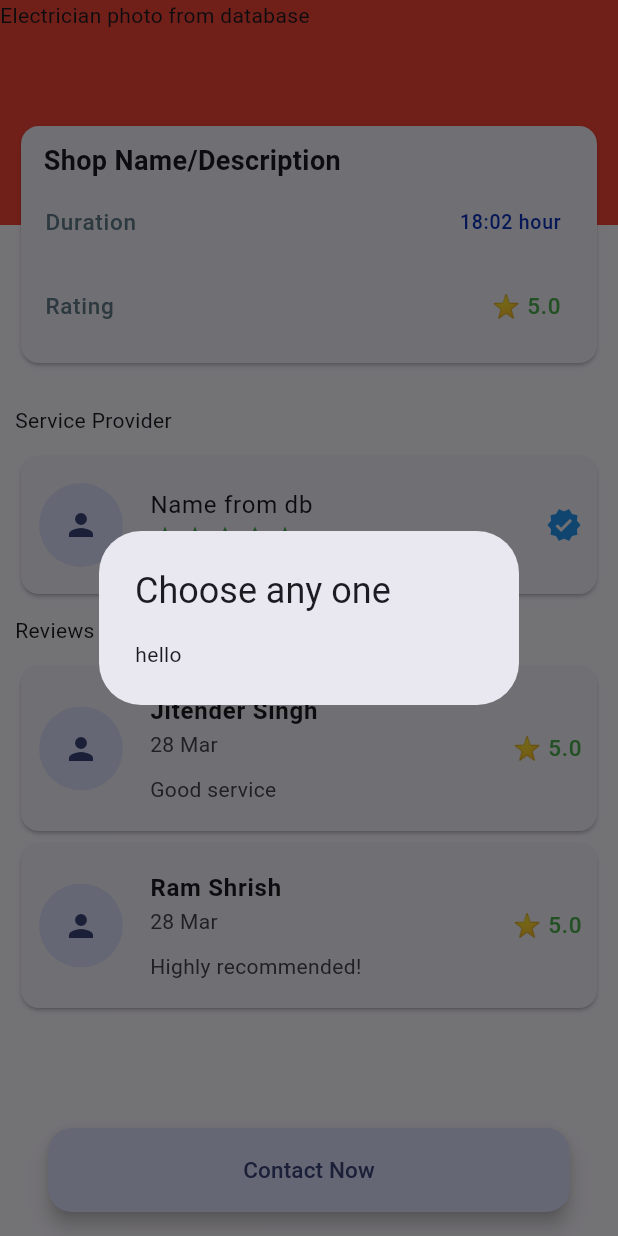
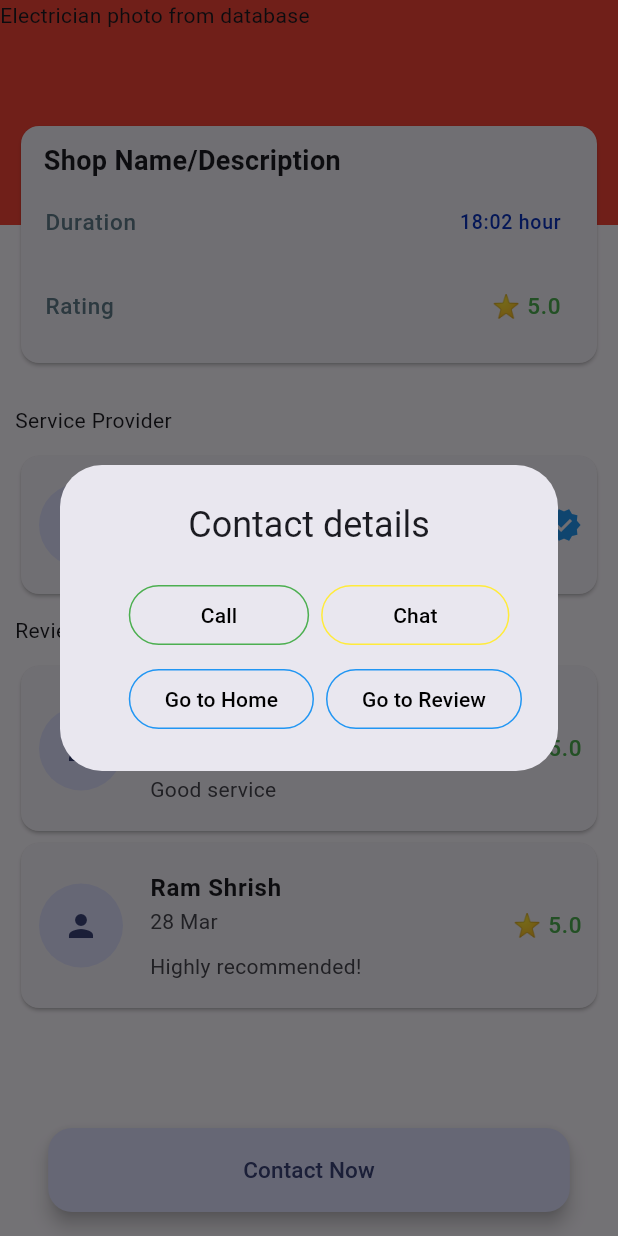
Before and after one commit to Rahullkumr/Fixitwala, a Flutter app: the ElectricianDetailsPage screen opened directly, after a tap on "Contact Now", on a phone screen of 412 x 824 dp. Run offline on Flutter 3.47's test engine with Material 3 defaults, Android fonts, the phone set to English and light mode, and no system bars.

Commit message:
fix: appname; add:multiple pages

```diff
--- a/lib/service/electrician_details.dart
+++ b/lib/service/electrician_details.dart
@@ -1,3 +1,6 @@
+import 'package:url_launcher/url_launcher.dart';
+import 'package:fixitwala/customer/chat.dart';
+import 'package:fixitwala/review.dart';
 import 'package:flutter/material.dart';
 import 'package:intl/intl.dart';
 
@@ -5,6 +8,7 @@ class ElectricianDetailsPage extends StatelessWidget {
   ElectricianDetailsPage({super.key});
 
   //TODO: Replace with actual data from db
+  final String mobNo = "+919798567891";
   final List<String> names = [
     'Jitender Singh',
     'Ram Shrish',
@@ -105,8 +109,8 @@ class ElectricianDetailsPage extends StatelessWidget {
                                           fontWeight: FontWeight.bold),
                                     ),
                                     subtitle: Column(
-                                      crossAxisAlignment: CrossAxisAlignment
-                                          .start,
+                                      crossAxisAlignment:
+                                          CrossAxisAlignment.start,
                                       children: [
                                         Text(
                                           // TODO: date from database
@@ -190,13 +194,90 @@ class ElectricianDetailsPage extends StatelessWidget {
         ),
         floatingActionButton: FloatingActionButton.extended(
           onPressed: () {
-            //TODO: opens up a dialog having 4 options
+            //TODO: get all data from db
             showDialog(
               context: context,
               builder: (BuildContext context) {
-                return const AlertDialog(
-                  title: Text('Choose any one'),
-                  content: Text("hello"),
+                return AlertDialog(
+                  title: const Center(child: Text('Contact details')),
+                  actions: [
+                    Wrap(
+                      spacing: 8.0, // Horizontal spacing between buttons
+                      runSpacing: 8.0, // Vertical spacing between buttons
+                      children: [
+                        OutlinedButton(
+                          onPressed: () {
+                            // Handle Call button press
+                            // Launch the dialer app with the phone number
+                            launchUrl(Uri.parse('tel:$mobNo'));
+                          },
+                          style: OutlinedButton.styleFrom(
+                            side: const BorderSide(color: Colors.green),
+                          ),
+                          child: const Padding(
+                            padding: EdgeInsets.symmetric(horizontal: 24),
+                            child: Text(
+                              'Call',
+                              style: TextStyle(color: Colors.black),
+                            ),
+                          ),
+                        ),
+                        OutlinedButton(
+                          onPressed: () {
+                            // Handle Chat button press
+                            Navigator.push(
+                              context,
+                              MaterialPageRoute(builder: (context) {
+                                return const ChatPage();
+                              }),
+                            );
+                          },
+                          style: OutlinedButton.styleFrom(
+                            side: const BorderSide(color: Colors.yellow),
+                          ),
+                          child: const Padding(
+                            padding: EdgeInsets.symmetric(horizontal: 24),
+                            child: Text(
+                              'Chat',
+                              style: TextStyle(color: Colors.black),
+                            ),
+                          ),
+                        ),
+                        OutlinedButton(
+                          onPressed: () {
+                            // Handle Go to Home button press
+                            Navigator.popUntil(
+                                context, (route) => route.isFirst);
+                          },
+                          style: OutlinedButton.styleFrom(
+                            side: const BorderSide(color: Colors.blue),
+                          ),
+                          child: const Text(
+                            'Go to Home',
+                            style: TextStyle(color: Colors.black),
+                          ),
+                        ),
+                        OutlinedButton(
+                          onPressed: () {
+                            // Handle Go to Review button press
+                            Navigator.push(
+                              context,
+                              MaterialPageRoute(builder: (context) {
+                                return const GiveReview();
+                              }),
+                            );
+                          },
+                          style: OutlinedButton.styleFrom(
+                            side: const BorderSide(color: Colors.blue),
+                          ),
+                          child: const Text(
+                            'Go to Review',
+                            style: TextStyle(color: Colors.black),
+                          ),
+                        ),
+                      ],
+                    )
+                  ],
                 );
               },
             );
--- a/pubspec.yaml
+++ b/pubspec.yaml
@@ -14,6 +14,7 @@ dependencies:
 
   cupertino_icons: ^1.0.2
   intl: ^0.19.0
+  url_launcher: ^6.2.5
 
 dev_dependencies:
   flutter_test:
```
Also changed, not shown: lib/customer/chat.dart (added, +16 -0 lines), lib/customer/profile.dart (added, +14 -0 lines), lib/landing_page.dart (+0 -7 lines), lib/main.dart (+34 -1 lines), lib/review.dart (added, +14 -0 lines), pubspec.lock, 6 other files.
